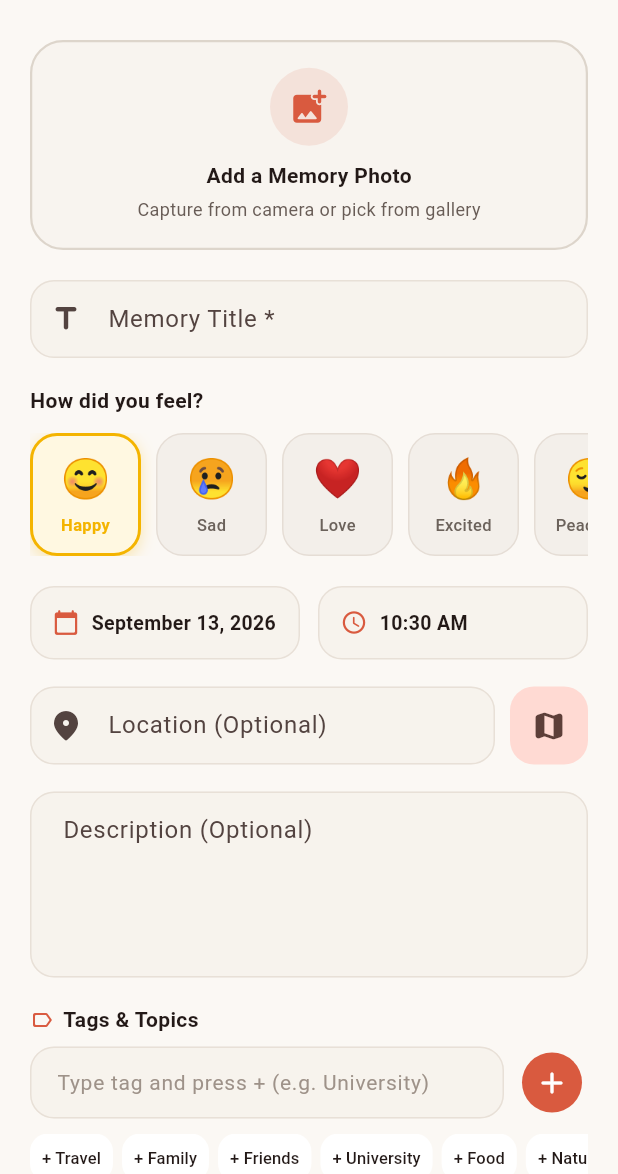
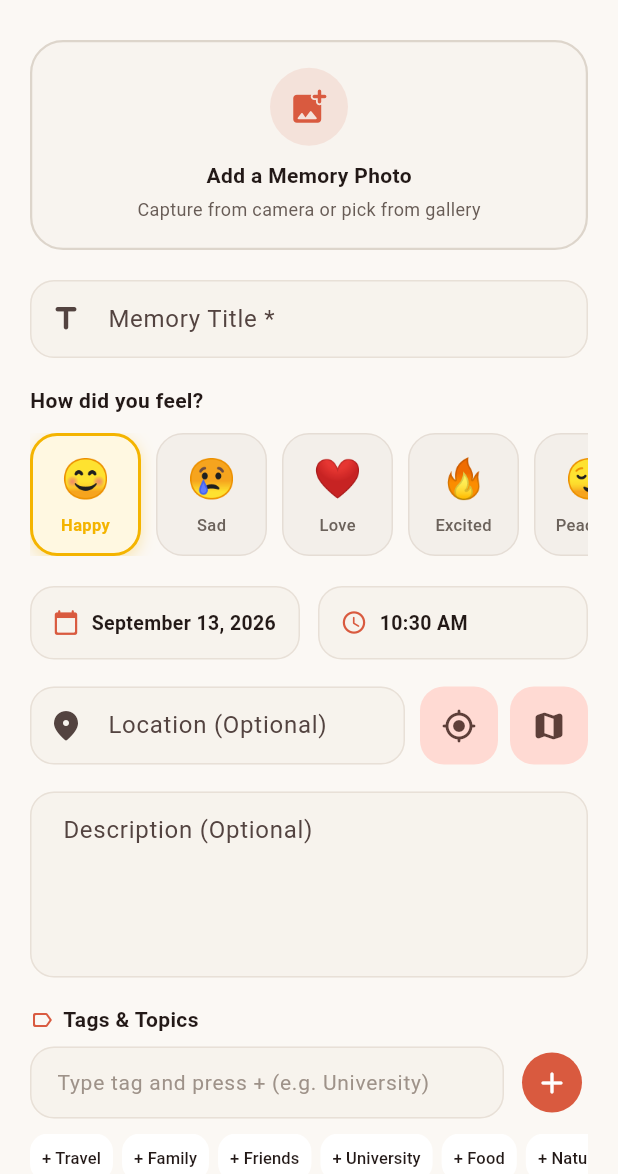
Before and after one commit to MIR-RIAZUL/EcoMAp, a Flutter app: the AddMemoryScreen screen opened directly, on a phone screen of 412 x 824 dp, the part 62-1236 px from its top. Run offline on Flutter 3.47's test engine with Material 3 defaults, Android fonts, the phone set to English and light mode, and no system bars; our stand-ins replace drift, drift_flutter, flutter_map, flutter_riverpod, image_picker, latlong2 and 1 more; accounts and stored records are empty; generated files the repository leaves out were written again.

Commit message:
Add GPS detection button alongside map location picker widget

```diff
--- a/lib/features/memories/screens/add_memory_screen.dart
+++ b/lib/features/memories/screens/add_memory_screen.dart
@@ -491,6 +491,30 @@ class _AddMemoryScreenState extends ConsumerState<AddMemoryScreen> {
                   ),
                 ),
                 const SizedBox(width: 10),
+                Row(
+                  children: [
+                    // GPS detection button
+                    IconButton.filledTonal(
+                      onPressed: _detectCurrentLocation,
+                      icon: _isDetectingGps
+                          ? const SizedBox(
+                              width: 16,
+                              height: 16,
+                              child: CircularProgressIndicator(
+                                strokeWidth: 2,
+                                color: Colors.white,
+                              ),
+                            )
+                          : const Icon(Icons.my_location_rounded),
+                      tooltip: _isDetectingGps ? 'Detecting location...' : 'Detect current location',
+                      style: IconButton.styleFrom(
+                        padding: const EdgeInsets.all(14),
+                        shape: RoundedRectangleBorder(
+                            borderRadius: BorderRadius.circular(16)),
+                      ),
+                    ),
+                    const SizedBox(width: 8),
+                    // Map picker button
                     IconButton.filledTonal(
                       onPressed: _openMapLocationPicker,
                       icon: const Icon(Icons.map_rounded),
@@ -500,6 +524,8 @@ class _AddMemoryScreenState extends ConsumerState<AddMemoryScreen> {
                         shape: RoundedRectangleBorder(
                             borderRadius: BorderRadius.circular(16)),
                       ),
+                    ),
+                  ],
                 ),
               ],
             ),
```
Lines whose indentation alone changed are shown as unchanged.
